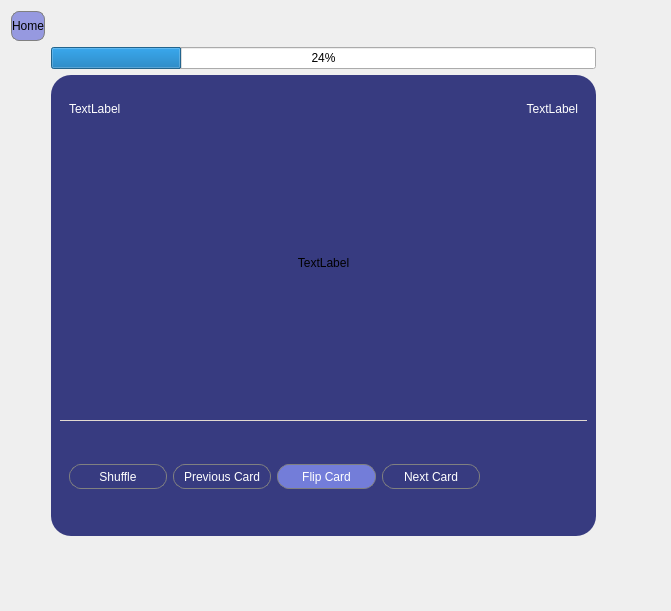
WSU-4110/MOST, file FlashcardModule/flashcardstudy.ui: the form before one commit.
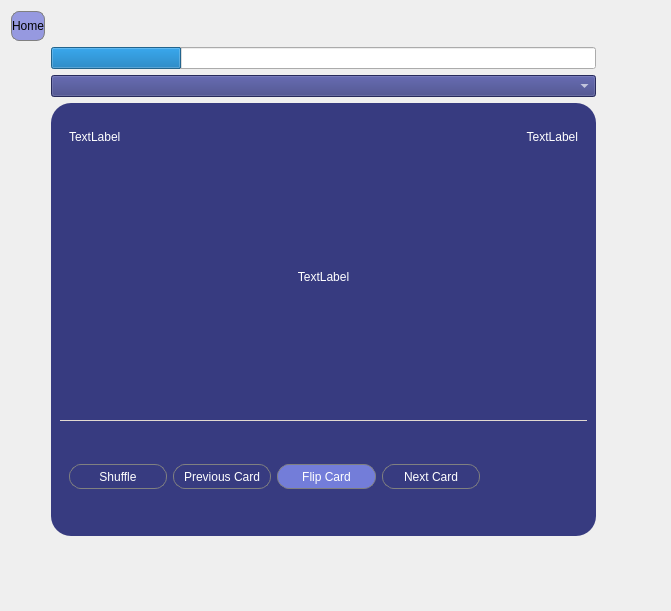
The form after the commit. Icons and pictures are not drawn.

The edit to the form file:
```diff
--- a/FlashcardModule/flashcardstudy.ui
+++ b/FlashcardModule/flashcardstudy.ui
@@ -47,23 +47,17 @@
    <property name="bottomMargin">
     <number>75</number>
    </property>
-   <item row="1" column="0">
-    <spacer name="verticalSpacer">
-     <property name="orientation">
-      <enum>Qt::Orientation::Vertical</enum>
+   <item row="1" column="2">
+    <widget class="QProgressBar" name="progressBar">
+     <property name="styleSheet">
+      <string notr="true">QProgressBar{color: white;}</string>
      </property>
-     <property name="sizeType">
-      <enum>QSizePolicy::Policy::Fixed</enum>
+     <property name="value">
+      <number>24</number>
      </property>
-     <property name="sizeHint" stdset="0">
-      <size>
-       <width>20</width>
-       <height>20</height>
-      </size>
-     </property>
-    </spacer>
+    </widget>
    </item>
-   <item row="2" column="1">
+   <item row="4" column="2">
     <widget class="QWidget" name="widget" native="true">
      <property name="sizePolicy">
       <sizepolicy hsizetype="Expanding" vsizetype="Expanding">
@@ -104,6 +98,19 @@
           <height>50</height>
          </size>
         </property>
+        <property name="styleSheet">
+         <string notr="true">QLineEdit{
+    background-color: #E1D9D1;
+    height: 0.5px;
+}
+
+QWidget {
+background-color: #373B80;
+border-radius: 20px;
+}
+ QTextEdit {
+    color: white;} </string>
+        </property>
         <property name="frameShape">
          <enum>QFrame::Shape::StyledPanel</enum>
         </property>
@@ -216,6 +223,9 @@
            <layout class="QVBoxLayout" name="verticalLayout_3">
             <item>
              <widget class="QLabel" name="lblCard">
+              <property name="styleSheet">
+               <string notr="true">QLabel{color: white}</string>
+              </property>
               <property name="text">
                <string>TextLabel</string>
               </property>
@@ -469,6 +479,13 @@
      </layout>
     </widget>
    </item>
+   <item row="2" column="2">
+    <widget class="QComboBox" name="setCombo">
+     <property name="styleSheet">
+      <string notr="true">QComboBox {color: white; background-color: #373B80;} QComboBox QAbstractItemView {color: white;background-color: #373B80;}</string>
+     </property>
+    </widget>
+   </item>
    <item row="0" column="0">
     <widget class="QPushButton" name="btnHome">
      <property name="sizePolicy">
@@ -505,12 +522,21 @@
      </property>
     </widget>
    </item>
-   <item row="1" column="1">
-    <widget class="QProgressBar" name="progressBar">
-     <property name="value">
-      <number>24</number>
+   <item row="1" column="0">
+    <spacer name="verticalSpacer">
+     <property name="orientation">
+      <enum>Qt::Orientation::Vertical</enum>
      </property>
-    </widget>
+     <property name="sizeType">
+      <enum>QSizePolicy::Policy::Fixed</enum>
+     </property>
+     <property name="sizeHint" stdset="0">
+      <size>
+       <width>20</width>
+       <height>20</height>
+      </size>
+     </property>
+    </spacer>
    </item>
   </layout>
  </widget>
```
